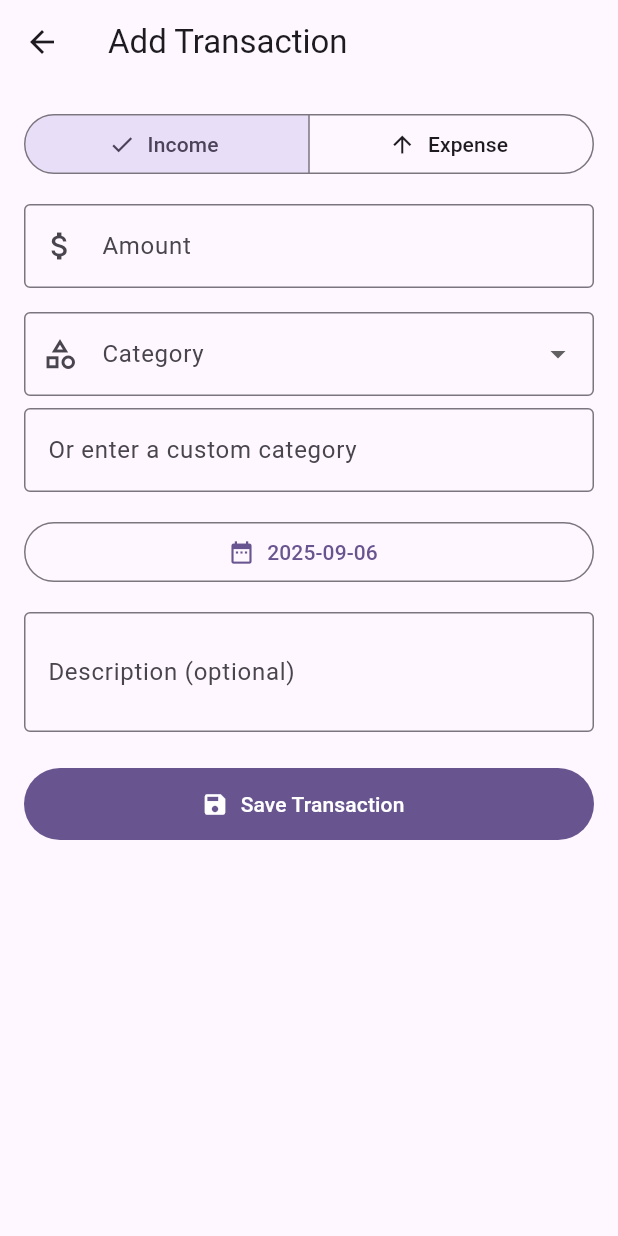
After one commit to roba200/Personal-Tracker, a Flutter app: the screen it shows once a user with an empty profile is signed in, after a tap on "Add Income", on a phone screen of 412 x 824 dp. The commit adds this screen. Run offline on Flutter 3.47's test engine with Material 3 defaults, Android fonts, the light colour scheme and no system bars; our stand-ins replace cloud_firestore, firebase_auth, firebase_core; accounts and stored records are empty.

Commit message:
update the dashboard

```diff
--- a/lib/dashboard/dashboard_page.dart
+++ b/lib/dashboard/dashboard_page.dart
@@ -1,6 +1,7 @@
 import 'package:cloud_firestore/cloud_firestore.dart';
 import 'package:firebase_auth/firebase_auth.dart';
 import 'package:flutter/material.dart';
+import 'package:personal_tracker/transactions/add_edit_transaction_page.dart';
 
 class DashboardPage extends StatefulWidget {
   const DashboardPage({super.key});
@@ -183,12 +184,24 @@ class _DashboardPageState extends State<DashboardPage> {
                         label: Text(budget == 0 ? 'Set Budget' : 'Update Budget'),
                       ),
                       OutlinedButton.icon(
-                        onPressed: () => _quickAddDialog(type: 'income'),
+                        onPressed: () async {
+                          await Navigator.of(context).push(
+                            MaterialPageRoute(
+                              builder: (_) => const AddEditTransactionPage(initialType: 'income'),
+                            ),
+                          );
+                        },
                         icon: const Icon(Icons.add),
                         label: const Text('Add Income'),
                       ),
                       OutlinedButton.icon(
-                        onPressed: () => _quickAddDialog(type: 'expense'),
+                        onPressed: () async {
+                          await Navigator.of(context).push(
+                            MaterialPageRoute(
+                              builder: (_) => const AddEditTransactionPage(initialType: 'expense'),
+                            ),
+                          );
+                        },
                         icon: const Icon(Icons.remove),
                         label: const Text('Add Expense'),
                       ),
--- a/lib/home/home_page.dart
+++ b/lib/home/home_page.dart
@@ -1,6 +1,8 @@
 import 'package:flutter/material.dart';
 import 'package:firebase_auth/firebase_auth.dart';
 import 'package:personal_tracker/dashboard/dashboard_page.dart';
+import 'package:personal_tracker/transactions/add_edit_transaction_page.dart';
+import 'package:personal_tracker/transactions/transactions_page.dart';
 
 class HomePage extends StatelessWidget {
   const HomePage({super.key});
@@ -13,6 +15,15 @@ class HomePage extends StatelessWidget {
       appBar: AppBar(
         title: const Text('Personal Finance Tracker'),
         actions: [
+          IconButton(
+            tooltip: 'Transactions',
+            onPressed: () {
+              Navigator.of(context).push(
+                MaterialPageRoute(builder: (_) => const TransactionsPage()),
+              );
+            },
+            icon: const Icon(Icons.list_alt),
+          ),
           IconButton(
             tooltip: 'Sign out',
             onPressed: () async {
@@ -35,6 +46,15 @@ class HomePage extends StatelessWidget {
           const Expanded(child: DashboardPage()),
         ],
       ),
+      floatingActionButton: FloatingActionButton.extended(
+        onPressed: () async {
+          await Navigator.of(context).push(
+            MaterialPageRoute(builder: (_) => const AddEditTransactionPage()),
+          );
+        },
+        icon: const Icon(Icons.add),
+        label: const Text('Add Transaction'),
+      ),
     );
   }
 }
--- a/lib/main.dart
+++ b/lib/main.dart
@@ -5,6 +5,8 @@ import 'firebase_options.dart';
 import 'auth/login_page.dart';
 import 'auth/register_page.dart';
 import 'home/home_page.dart';
+import 'transactions/transactions_page.dart';
+import 'transactions/add_edit_transaction_page.dart';
 
 Future<void> main() async {
   WidgetsFlutterBinding.ensureInitialized();
@@ -30,6 +32,8 @@ class MyApp extends StatelessWidget {
         '/login': (_) => const LoginPage(),
         '/register': (_) => const RegisterPage(),
         '/home': (_) => const HomePage(),
+        '/transactions': (_) => const TransactionsPage(),
+        '/transaction/new': (_) => const AddEditTransactionPage(),
       },
     );
   }
--- /dev/null
+++ b/lib/transactions/add_edit_transaction_page.dart
@@ -0,0 +1,201 @@
+import 'package:cloud_firestore/cloud_firestore.dart';
+import 'package:firebase_auth/firebase_auth.dart';
+import 'package:flutter/material.dart';
+
+class AddEditTransactionPage extends StatefulWidget {
+  const AddEditTransactionPage({super.key, this.initialType});
+
+  final String? initialType; // 'income' or 'expense'
+
+  @override
+  State<AddEditTransactionPage> createState() => _AddEditTransactionPageState();
+}
+
+class _AddEditTransactionPageState extends State<AddEditTransactionPage> {
+  final _formKey = GlobalKey<FormState>();
+  final _amountController = TextEditingController();
+  final _categoryController = TextEditingController();
+  final _descriptionController = TextEditingController();
+  String _type = 'expense';
+  DateTime _date = DateTime.now();
+  bool _saving = false;
+
+  static const incomeCategories = <String>[
+    'Salary', 'Business', 'Investment', 'Gift', 'Other'
+  ];
+  static const expenseCategories = <String>[
+    'Food', 'Transport', 'Rent', 'Utilities', 'Shopping', 'Health', 'Entertainment', 'Other'
+  ];
+
+  @override
+  void initState() {
+    super.initState();
+    _type = (widget.initialType ?? 'expense').toLowerCase();
+  }
+
+  @override
+  void dispose() {
+    _amountController.dispose();
+    _categoryController.dispose();
+    _descriptionController.dispose();
+    super.dispose();
+  }
+
+  Future<void> _pickDate() async {
+    final picked = await showDatePicker(
+      context: context,
+      initialDate: _date,
+      firstDate: DateTime(2000),
+      lastDate: DateTime(2100),
+    );
+    if (picked != null) {
+      setState(() => _date = picked);
+    }
+  }
+
+  Future<void> _save() async {
+    if (!_formKey.currentState!.validate()) return;
+    setState(() => _saving = true);
+    try {
+      final uid = FirebaseAuth.instance.currentUser!.uid;
+      final amount = double.parse(_amountController.text.trim());
+      final category = _categoryController.text.trim();
+      final description = _descriptionController.text.trim();
+      await FirebaseFirestore.instance
+          .collection('users')
+          .doc(uid)
+          .collection('transactions')
+          .add({
+        'type': _type,
+        'amount': amount,
+        'category': category,
+        'description': description,
+        'date': Timestamp.fromDate(_date),
+        'createdAt': FieldValue.serverTimestamp(),
+      });
+      if (!mounted) return;
+      Navigator.of(context).pop(true);
+    } catch (e) {
+      if (!mounted) return;
+      ScaffoldMessenger.of(context).showSnackBar(
+        const SnackBar(content: Text('Failed to save. Please try again.')),
+      );
+    } finally {
+      if (mounted) setState(() => _saving = false);
+    }
+  }
+
+  List<String> get _categories => _type == 'income' ? incomeCategories : expenseCategories;
+
+  @override
+  Widget build(BuildContext context) {
+    return Scaffold(
+      appBar: AppBar(
+        title: const Text('Add Transaction'),
+      ),
+      body: SingleChildScrollView(
+        padding: const EdgeInsets.all(16),
+        child: Form(
+          key: _formKey,
+          child: Column(
+            crossAxisAlignment: CrossAxisAlignment.stretch,
+            children: [
+              SegmentedButton<String>(
+                segments: const [
+                  ButtonSegment(value: 'income', label: Text('Income'), icon: Icon(Icons.arrow_downward)),
+                  ButtonSegment(value: 'expense', label: Text('Expense'), icon: Icon(Icons.arrow_upward)),
+                ],
+                selected: {_type},
+                onSelectionChanged: (set) {
+                  setState(() {
+                    _type = set.first;
+                    _categoryController.clear();
+                  });
+                },
+              ),
+              const SizedBox(height: 16),
+              TextFormField(
+                controller: _amountController,
+                keyboardType: const TextInputType.numberWithOptions(decimal: true),
+                decoration: const InputDecoration(
+                  labelText: 'Amount',
+                  prefixIcon: Icon(Icons.attach_money),
+                  border: OutlineInputBorder(),
+                ),
+                validator: (v) {
+                  final value = v?.trim();
+                  final numValue = double.tryParse(value ?? '');
+                  if (numValue == null || numValue <= 0) return 'Enter a valid amount';
+                  return null;
+                },
+              ),
+              const SizedBox(height: 16),
+              DropdownButtonFormField<String>(
+                value: null,
+                items: _categories
+                    .map((c) => DropdownMenuItem<String>(value: c, child: Text(c)))
+                    .toList(),
+                onChanged: (v) {
+                  if (v != null) {
+                    _categoryController.text = v;
+                    setState(() {});
+                  }
+                },
+                decoration: const InputDecoration(
+                  labelText: 'Category',
+                  prefixIcon: Icon(Icons.category_outlined),
+                  border: OutlineInputBorder(),
+                ),
+              ),
+              const SizedBox(height: 8),
+              TextFormField(
+                controller: _categoryController,
+                decoration: const InputDecoration(
+                  labelText: 'Or enter a custom category',
+                  border: OutlineInputBorder(),
+                ),
+                validator: (v) {
+                  if ((v ?? '').trim().isEmpty) return 'Category is required';
+                  return null;
+                },
+              ),
+              const SizedBox(height: 16),
+              Row(
+                children: [
+                  Expanded(
+                    child: OutlinedButton.icon(
+                      onPressed: _pickDate,
+                      icon: const Icon(Icons.date_range),
+                      label: Text('${_date.year}-${_date.month.toString().padLeft(2, '0')}-${_date.day.toString().padLeft(2, '0')}'),
+                    ),
+                  ),
+                ],
+              ),
+              const SizedBox(height: 16),
+              TextFormField(
+                controller: _descriptionController,
+                minLines: 2,
+                maxLines: 4,
+                decoration: const InputDecoration(
+                  labelText: 'Description (optional)',
+                  border: OutlineInputBorder(),
+                ),
+              ),
+              const SizedBox(height: 24),
+              SizedBox(
+                height: 48,
+                child: FilledButton.icon(
+                  onPressed: _saving ? null : _save,
+                  icon: _saving
+                      ? const SizedBox(width: 20, height: 20, child: CircularProgressIndicator(strokeWidth: 2))
+                      : const Icon(Icons.save),
+                  label: Text(_saving ? 'Saving...' : 'Save Transaction'),
+                ),
+              ),
+            ],
+          ),
+        ),
+      ),
+    );
+  }
+}
--- /dev/null
+++ b/lib/transactions/transaction_model.dart
@@ -0,0 +1,42 @@
+import 'package:cloud_firestore/cloud_firestore.dart';
+
+class TransactionModel {
+  final String id;
+  final String type; // 'income' or 'expense'
+  final double amount;
+  final String category;
+  final String description;
+  final DateTime date;
+
+  TransactionModel({
+    required this.id,
+    required this.type,
+    required this.amount,
+    required this.category,
+    required this.description,
+    required this.date,
+  });
+
+  Map<String, dynamic> toMap() {
+    return {
+      'type': type,
+      'amount': amount,
+      'category': category,
+      'description': description,
+      'date': Timestamp.fromDate(date),
+      'updatedAt': FieldValue.serverTimestamp(),
+    };
+  }
+
+  static TransactionModel fromDoc(DocumentSnapshot<Map<String, dynamic>> doc) {
+    final data = doc.data() ?? {};
+    return TransactionModel(
+      id: doc.id,
+      type: (data['type'] as String? ?? 'expense').toLowerCase(),
+      amount: (data['amount'] as num?)?.toDouble() ?? 0.0,
+      category: data['category'] as String? ?? 'General',
+      description: data['description'] as String? ?? '',
+      date: (data['date'] as Timestamp?)?.toDate() ?? DateTime.now(),
+    );
+  }
+}
```
Also changed, not shown: lib/transactions/transactions_page.dart (added, +83 -0 lines).
